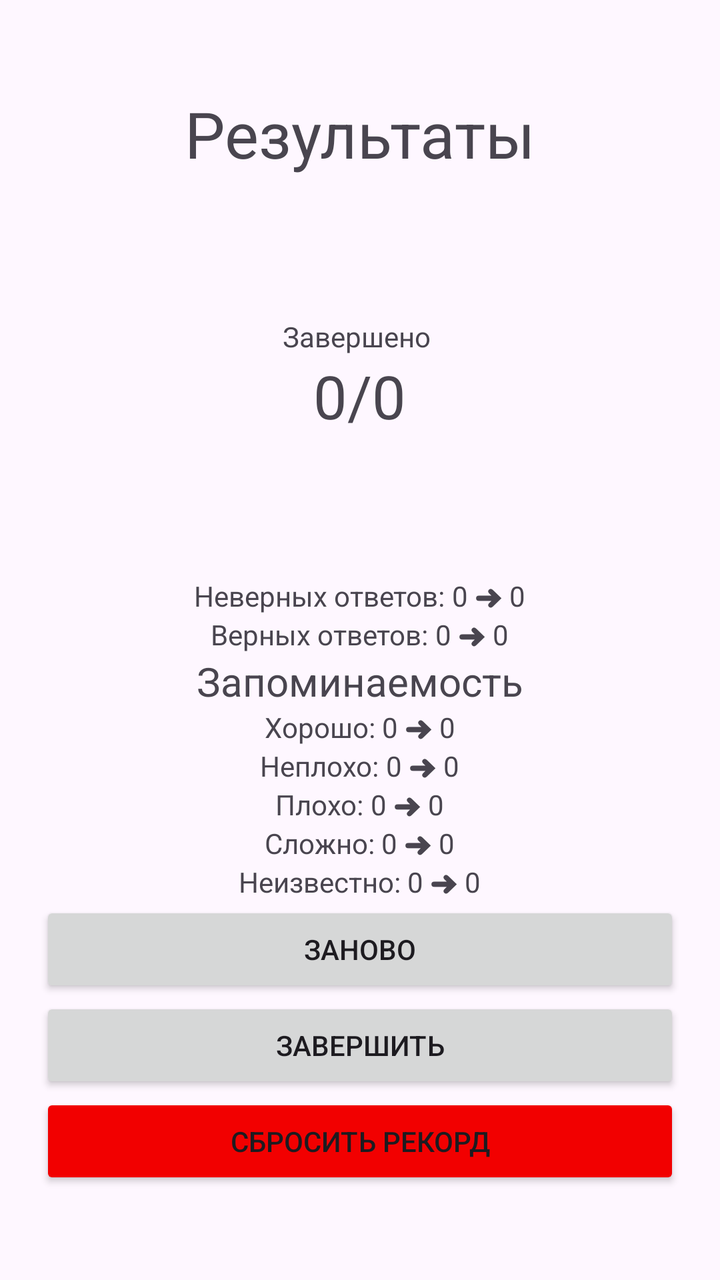
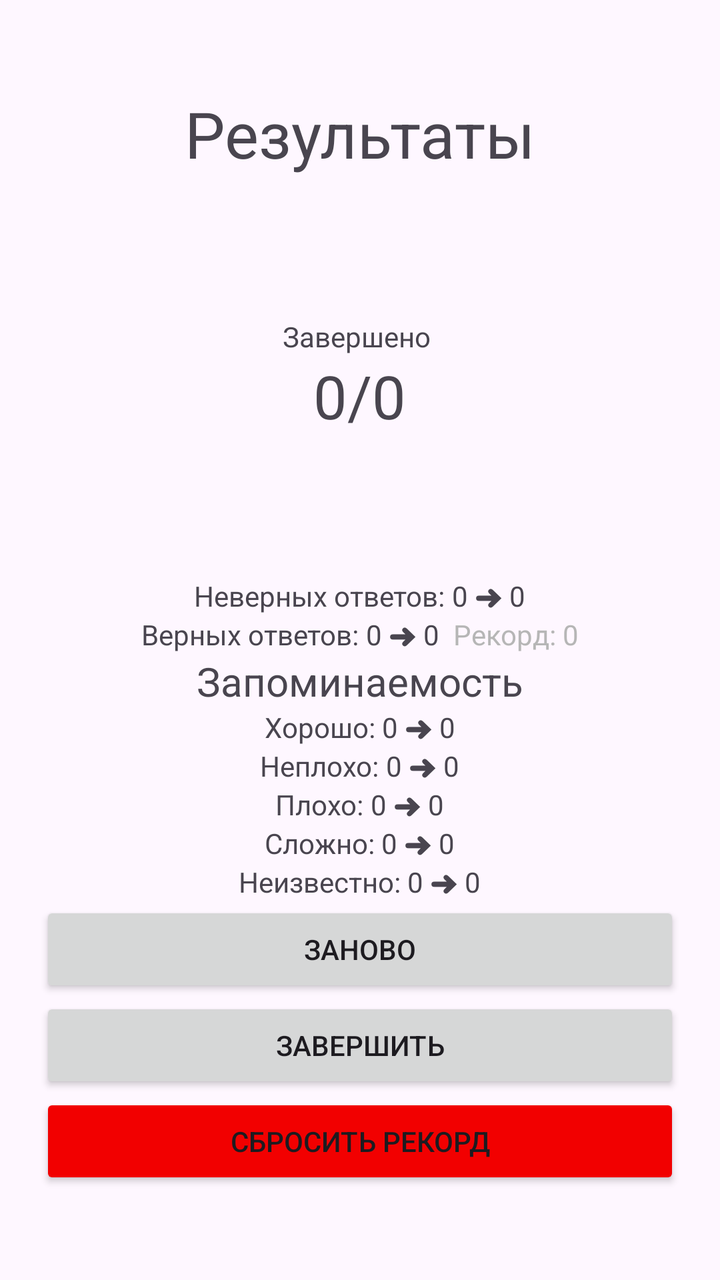

Before-and-after screenshots of an Android layout around one commit, followed by the original layout XML and the change that was made.
<!-- AndroidManifest.xml: application theme Theme.FGLearning -->
<!-- res/layout/fragment_results.xml -->
<?xml version="1.0" encoding="utf-8"?>
<FrameLayout xmlns:android="http://schemas.android.com/apk/res/android"
    xmlns:tools="http://schemas.android.com/tools"
    android:layout_width="match_parent"
    android:layout_height="match_parent"
    tools:context=".fragments.ResultsFragment">

    <LinearLayout
        android:layout_width="match_parent"
        android:layout_height="match_parent"
        android:gravity="center"
        android:orientation="vertical"
        android:paddingLeft="20dp"
        android:paddingRight="20dp">
        <TextView
            android:layout_width="wrap_content"
            android:layout_height="wrap_content"
            android:textSize="32dp"
            android:text="@string/results" />

        <LinearLayout
            android:layout_width="match_parent"
            android:layout_height="wrap_content"
            android:orientation="vertical"
            android:gravity="center">
            
            <FrameLayout
                android:layout_width="wrap_content"
                android:layout_height="wrap_content">
                <LinearLayout
                    android:layout_width="wrap_content"
                    android:layout_height="wrap_content"
                    android:orientation="vertical"
                    android:layout_gravity="center">
                    <TextView
                        android:layout_width="wrap_content"
                        android:layout_height="wrap_content"
                        android:layout_gravity="center"
                        android:text="Завершено "/>
                    <LinearLayout
                        android:layout_width="wrap_content"
                        android:layout_height="wrap_content"
                        android:orientation="horizontal"
                        android:layout_gravity="center">
                        <TextView
                            android:id="@+id/countDoneText"
                            android:layout_width="wrap_content"
                            android:layout_height="wrap_content"
                            android:layout_gravity="center"
                            android:textSize="30sp"
                            android:text="0" />
                        <TextView
                            android:layout_width="wrap_content"
                            android:layout_height="wrap_content"
                            android:layout_gravity="center"
                            android:textSize="30sp"
                            android:text="/" />
                        <TextView
                            android:id="@+id/countTotalText"
                            android:layout_width="wrap_content"
                            android:layout_height="wrap_content"
                            android:layout_gravity="center"
                            android:textSize="30sp"
                            android:text="0" />
                    </LinearLayout>
                </LinearLayout>
                <ProgressBar
                    android:id="@+id/progressBar"
                    style="?android:attr/progressBarStyle"
                    android:layout_width="200dp"
                    android:layout_height="200dp"/>
            </FrameLayout>

            <LinearLayout
                android:layout_width="match_parent"
                android:layout_height="wrap_content"
                android:orientation="horizontal"
                android:gravity="center">
                <TextView
                    android:layout_width="wrap_content"
                    android:layout_height="wrap_content"
                    android:text="Неверных ответов: " />
                <TextView
                    android:id="@+id/oldCountIncorrect"
                    android:layout_width="wrap_content"
                    android:layout_height="wrap_content"
                    android:text="0" />
                <LinearLayout
                    android:id="@+id/progressIncorrect"
                    android:layout_width="wrap_content"
                    android:layout_height="wrap_content"
                    android:orientation="horizontal"
                    android:gravity="center">
                    <TextView
                        android:layout_width="wrap_content"
                        android:layout_height="wrap_content"
                        android:text=" ➜ " />
                    <TextView
                        android:id="@+id/CountCorrect"
                        android:layout_width="wrap_content"
                        android:layout_height="wrap_content"
                        android:text="0" />
                </LinearLayout>
            </LinearLayout>

            <LinearLayout
                android:layout_width="match_parent"
                android:layout_height="wrap_content"
                android:orientation="horizontal"
                android:gravity="center">
                <TextView
                    android:layout_width="wrap_content"
                    android:layout_height="wrap_content"
                    android:text="Верных ответов: " />
                <TextView
                    android:id="@+id/oldCountCorrect"
                    android:layout_width="wrap_content"
                    android:layout_height="wrap_content"
                    android:text="0" />
                <LinearLayout
                    android:id="@+id/progressCorrect"
                    android:layout_width="wrap_content"
                    android:layout_height="wrap_content"
                    android:orientation="horizontal"
                    android:gravity="center">
                    <TextView
                        android:layout_width="wrap_content"
                        android:layout_height="wrap_content"
                        android:text=" ➜ " />
                    <TextView
                        android:id="@+id/countCorrect"
                        android:layout_width="wrap_content"
                        android:layout_height="wrap_content"
                        android:text="0" />
                </LinearLayout>
            </LinearLayout>
        </LinearLayout>

        <LinearLayout
            android:id="@+id/memorabilityLayout"
            android:layout_width="match_parent"
            android:layout_height="wrap_content"
            android:orientation="vertical"
            android:gravity="center">
            <TextView
                android:layout_width="wrap_content"
                android:layout_height="wrap_content"
                android:textSize="20dp"
                android:text="Запоминаемость" />
            <LinearLayout
                android:layout_width="match_parent"
                android:layout_height="wrap_content"
                android:orientation="horizontal"
                android:gravity="center">
                <TextView
                    android:layout_width="wrap_content"
                    android:layout_height="wrap_content"
                    android:text="Хорошо: " />
                <TextView
                    android:id="@+id/oldCountEasyDifficulty"
                    android:layout_width="wrap_content"
                    android:layout_height="wrap_content"
                    android:text="0" />
                <LinearLayout
                    android:id="@+id/progressEasyDifficultyLayout"
                    android:layout_width="wrap_content"
                    android:layout_height="wrap_content"
                    android:orientation="horizontal"
                    android:gravity="center">
                    <TextView
                        android:layout_width="wrap_content"
                        android:layout_height="wrap_content"
                        android:text=" ➜ " />
                    <TextView
                        android:id="@+id/countEasyDifficulty"
                        android:layout_width="wrap_content"
                        android:layout_height="wrap_content"
                        android:text="0" />
                </LinearLayout>
            </LinearLayout>
            <LinearLayout
                android:layout_width="match_parent"
                android:layout_height="wrap_content"
                android:orientation="horizontal"
                android:gravity="center">

                <TextView
                    android:layout_width="wrap_content"
                    android:layout_height="match_parent"
                    android:text="Неплохо: " />
                <TextView
                    android:id="@+id/oldCountNotBadDifficulty"
                    android:layout_width="wrap_content"
                    android:layout_height="wrap_content"
                    android:text="0" />
                <LinearLayout
                    android:id="@+id/progressNotBadDifficultyLayout"
                    android:layout_width="wrap_content"
                    android:layout_height="wrap_content"
                    android:orientation="horizontal"
                    android:gravity="center">
                    <TextView
                        android:layout_width="wrap_content"
                        android:layout_height="wrap_content"
                        android:text=" ➜ " />
                    <TextView
                        android:id="@+id/countNotBadDifficulty"
                        android:layout_width="wrap_content"
                        android:layout_height="wrap_content"
                        android:text="0" />
                </LinearLayout>
            </LinearLayout>
            <LinearLayout
                android:layout_width="match_parent"
                android:layout_height="wrap_content"
                android:orientation="horizontal"
                android:gravity="center">
                <TextView
                    android:layout_width="wrap_content"
                    android:layout_height="wrap_content"
                    android:text="Плохо: " />
                <TextView
                    android:id="@+id/oldCountBadDifficulty"
                    android:layout_width="wrap_content"
                    android:layout_height="wrap_content"
                    android:text="0" />
                <LinearLayout
                    android:id="@+id/progressBadDifficultyLayout"
                    android:layout_width="wrap_content"
                    android:layout_height="wrap_content"
                    android:orientation="horizontal"
                    android:gravity="center">
                    <TextView
                        android:layout_width="wrap_content"
                        android:layout_height="wrap_content"
                        android:text=" ➜ " />
                    <TextView
                        android:id="@+id/countBadDifficulty"
                        android:layout_width="wrap_content"
                        android:layout_height="wrap_content"
                        android:text="0" />
                </LinearLayout>
            </LinearLayout>
            <LinearLayout
                android:layout_width="match_parent"
                android:layout_height="wrap_content"
                android:orientation="horizontal"
                android:gravity="center">
                <TextView
                    android:layout_width="wrap_content"
                    android:layout_height="wrap_content"
                    android:text="Сложно: " />
                <TextView
                    android:id="@+id/oldCountHardDifficulty"
                    android:layout_width="wrap_content"
                    android:layout_height="wrap_content"
                    android:text="0" />
                <LinearLayout
                    android:id="@+id/progressHardDifficultyLayout"
                    android:layout_width="wrap_content"
                    android:layout_height="wrap_content"
                    android:orientation="horizontal"
                    android:gravity="center">
                    <TextView
                        android:layout_width="wrap_content"
                        android:layout_height="wrap_content"
                        android:text=" ➜ " />
                    <TextView
                        android:id="@+id/countHardDifficulty"
                        android:layout_width="wrap_content"
                        android:layout_height="wrap_content"
                        android:text="0" />
                </LinearLayout>
            </LinearLayout>
            <LinearLayout
                android:layout_width="match_parent"
                android:layout_height="wrap_content"
                android:orientation="horizontal"
                android:gravity="center">
                <TextView
                    android:layout_width="wrap_content"
                    android:layout_height="wrap_content"
                    android:text="Неизвестно: " />
                <TextView
                    android:id="@+id/oldCountNotSelectedDifficulty"
                    android:layout_width="wrap_content"
                    android:layout_height="wrap_content"
                    android:text="0" />
                <LinearLayout
                    android:id="@+id/progressNotSelectedDifficultyLayout"
                    android:layout_width="wrap_content"
                    android:layout_height="wrap_content"
                    android:orientation="horizontal"
                    android:gravity="center">
                    <TextView
                        android:layout_width="wrap_content"
                        android:layout_height="wrap_content"
                        android:text=" ➜ " />
                    <TextView
                        android:id="@+id/countNotSelectedDifficulty"
                        android:layout_width="wrap_content"
                        android:layout_height="wrap_content"
                        android:text="0" />
                </LinearLayout>
            </LinearLayout>
        </LinearLayout>

        

        <LinearLayout
            android:layout_width="match_parent"
            android:layout_height="wrap_content"
            android:orientation="vertical"
            android:gravity="center">

            <Button
                android:id="@+id/againButton"
                android:layout_width="match_parent"
                android:layout_height="wrap_content"
                android:text="Заново" />
            <Button
                android:id="@+id/finishButton"
                android:layout_width="match_parent"
                android:layout_height="wrap_content"
                android:text="Завершить" />
            <Button
                android:id="@+id/resetRecordButton"
                android:layout_width="match_parent"
                android:layout_height="wrap_content"
                android:backgroundTint="@color/red"
                android:text="Сбросить рекорд" />
        </LinearLayout>

    </LinearLayout>

</FrameLayout>
<!-- resources referenced by this layout -->
<resources>
  <color name="red">#F20000</color>
  <string name="results">Результаты</string>
  <style name="Theme.FGLearning" parent="Base.Theme.FGLearning" />
  <style name="Base.Theme.FGLearning" parent="Theme.Material3.DayNight.NoActionBar">
          
          
      </style>
</resources>

<!-- the commit's change to res/layout/fragment_results.xml (unified diff, before → after) -->
@@ -72,68 +72,88 @@
             </FrameLayout>
 
             <LinearLayout
-                android:layout_width="match_parent"
-                android:layout_height="wrap_content"
-                android:orientation="horizontal"
-                android:gravity="center">
-                <TextView
-                    android:layout_width="wrap_content"
-                    android:layout_height="wrap_content"
-                    android:text="Неверных ответов: " />
-                <TextView
-                    android:id="@+id/oldCountIncorrect"
-                    android:layout_width="wrap_content"
-                    android:layout_height="wrap_content"
-                    android:text="0" />
-                <LinearLayout
-                    android:id="@+id/progressIncorrect"
-                    android:layout_width="wrap_content"
-                    android:layout_height="wrap_content"
-                    android:orientation="horizontal"
-                    android:gravity="center">
-                    <TextView
-                        android:layout_width="wrap_content"
-                        android:layout_height="wrap_content"
-                        android:text=" ➜ " />
-                    <TextView
-                        android:id="@+id/CountCorrect"
-                        android:layout_width="wrap_content"
-                        android:layout_height="wrap_content"
-                        android:text="0" />
-                </LinearLayout>
-            </LinearLayout>
-
-            <LinearLayout
-                android:layout_width="match_parent"
-                android:layout_height="wrap_content"
-                android:orientation="horizontal"
-                android:gravity="center">
-                <TextView
-                    android:layout_width="wrap_content"
-                    android:layout_height="wrap_content"
-                    android:text="Верных ответов: " />
-                <TextView
-                    android:id="@+id/oldCountCorrect"
-                    android:layout_width="wrap_content"
-                    android:layout_height="wrap_content"
-                    android:text="0" />
-                <LinearLayout
-                    android:id="@+id/progressCorrect"
-                    android:layout_width="wrap_content"
-                    android:layout_height="wrap_content"
-                    android:orientation="horizontal"
-                    android:gravity="center">
-                    <TextView
-                        android:layout_width="wrap_content"
-                        android:layout_height="wrap_content"
-                        android:text=" ➜ " />
-                    <TextView
-                        android:id="@+id/countCorrect"
-                        android:layout_width="wrap_content"
-                        android:layout_height="wrap_content"
-                        android:text="0" />
-                </LinearLayout>
-            </LinearLayout>
+                android:id="@+id/correctAndIncorrectLayout"
+                android:layout_width="match_parent"
+                android:layout_height="wrap_content"
+                android:orientation="vertical"
+                android:gravity="center">
+                <LinearLayout
+                    android:layout_width="match_parent"
+                    android:layout_height="wrap_content"
+                    android:orientation="horizontal"
+                    android:gravity="center">
+                    <TextView
+                        android:layout_width="wrap_content"
+                        android:layout_height="wrap_content"
+                        android:text="Неверных ответов: " />
+                    <TextView
+                        android:id="@+id/oldCountIncorrect"
+                        android:layout_width="wrap_content"
+                        android:layout_height="wrap_content"
+                        android:text="0" />
+                    <LinearLayout
+                        android:id="@+id/progressIncorrect"
+                        android:layout_width="wrap_content"
+                        android:layout_height="wrap_content"
+                        android:orientation="horizontal"
+                        android:gravity="center">
+                        <TextView
+                            android:layout_width="wrap_content"
+                            android:layout_height="wrap_content"
+                            android:text=" ➜ " />
+                        <TextView
+                            android:id="@+id/countIncorrect"
+                            android:layout_width="wrap_content"
+                            android:layout_height="wrap_content"
+                            android:text="0" />
+                    </LinearLayout>
+                </LinearLayout>
+                <LinearLayout
+                    android:layout_width="match_parent"
+                    android:layout_height="wrap_content"
+                    android:orientation="horizontal"
+                    android:gravity="center">
+                    <TextView
+                        android:layout_width="wrap_content"
+                        android:layout_height="wrap_content"
+                        android:text="Верных ответов: " />
+                    <TextView
+                        android:id="@+id/oldCountCorrect"
+                        android:layout_width="wrap_content"
+                        android:layout_height="wrap_content"
+                        android:text="0" />
+                    <LinearLayout
+                        android:id="@+id/progressCorrect"
+                        android:layout_width="wrap_content"
+                        android:layout_height="wrap_content"
+                        android:orientation="horizontal"
+                        android:gravity="center">
+                        <TextView
+                            android:layout_width="wrap_content"
+                            android:layout_height="wrap_content"
+                            android:text=" ➜ " />
+                        <TextView
+                            android:id="@+id/countCorrect"
+                            android:layout_width="wrap_content"
+                            android:layout_height="wrap_content"
+                            android:text="0" />
+                        <TextView
+                            android:layout_marginStart="7dp"
+                            android:layout_width="wrap_content"
+                            android:layout_height="wrap_content"
+                            android:textColor="@color/gray"
+                            android:text="Рекорд: " />
+                        <TextView
+                            android:id="@+id/recordCountCorrect"
+                            android:layout_width="wrap_content"
+                            android:layout_height="wrap_content"
+                            android:textColor="@color/gray"
+                            android:text="0" />
+                    </LinearLayout>
+                </LinearLayout>
+            </LinearLayout>
+
+
         </LinearLayout>
 
         <LinearLayout
<!-- resource entries referenced after the edit -->
@@ -1,5 +1,6 @@
 <!-- resources referenced by this layout -->
 <resources>
+  <color name="gray">#B6B6B6</color>
   <color name="red">#F20000</color>
   <string name="results">Результаты</string>
   <style name="Theme.FGLearning" parent="Base.Theme.FGLearning" />
